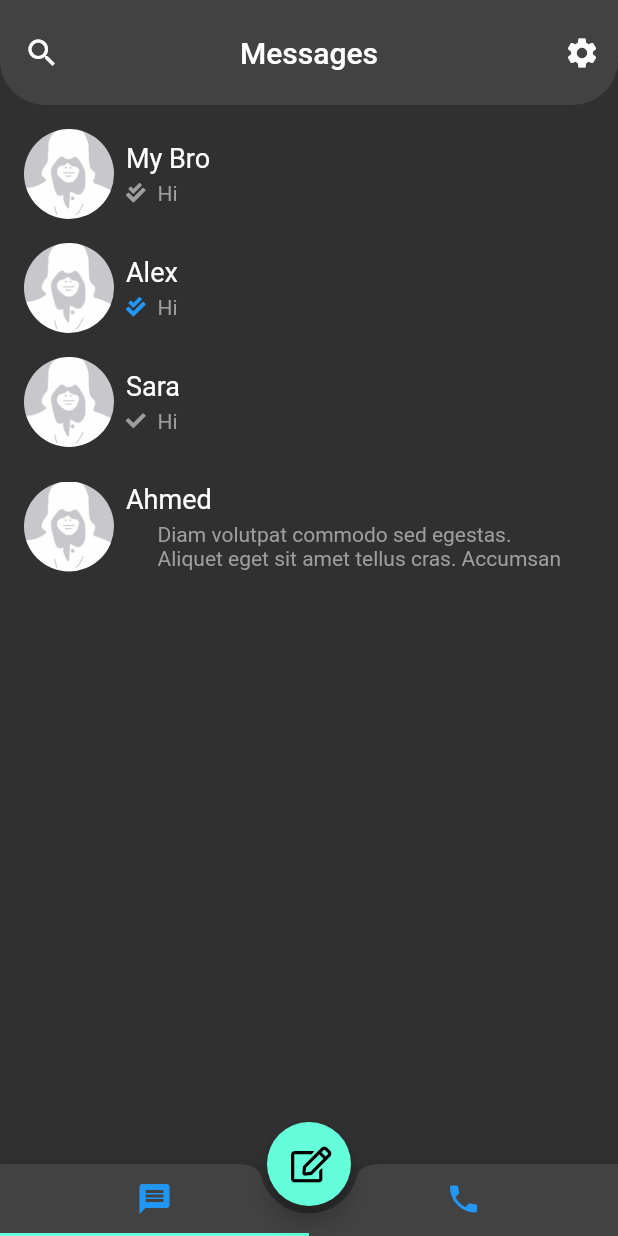
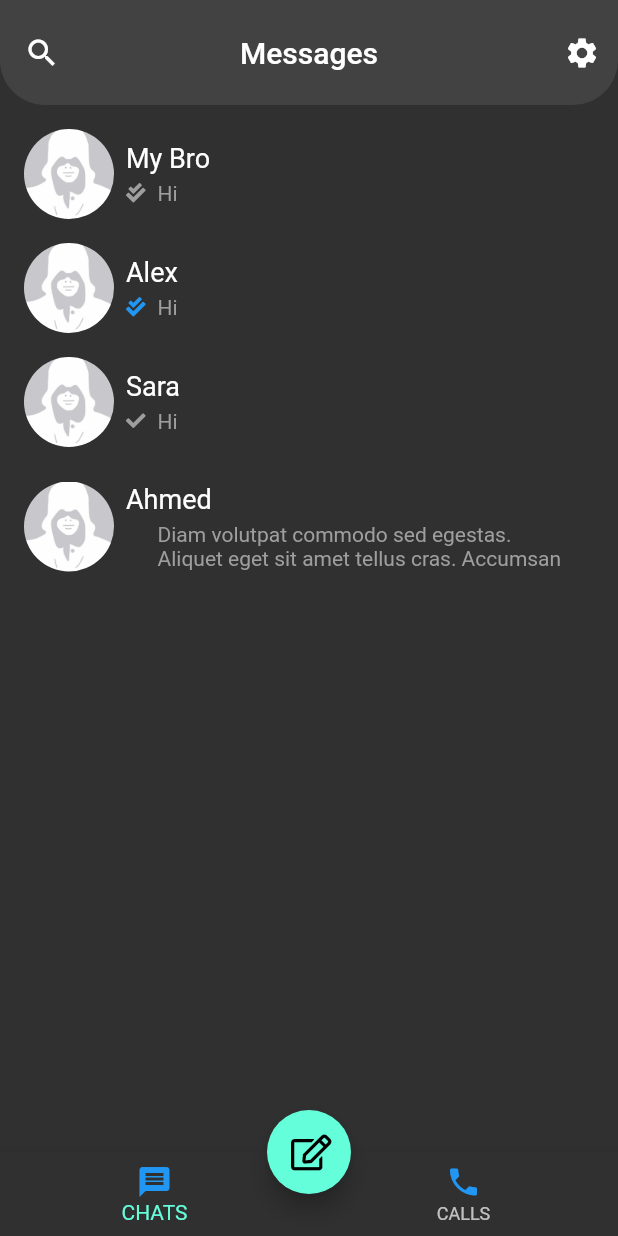
Before and after one commit to abdelazizrashed/Howdy-Encrypted-Messaging, a Flutter app: the HomePage screen opened by its route, on a phone screen of 412 x 824 dp. Run offline on Flutter 3.47's test engine with Material 2 defaults, Android fonts, the phone set to English and light mode, and no system bars; our stand-ins replace cloud_firestore, file_picker, firebase_auth, firebase_core, firebase_storage, fluttericon and 5 more; accounts and stored records are empty.

Commit message:
Fix home page PageView

```diff
--- a/lib/features/chats/ui/pages/home_page.dart
+++ b/lib/features/chats/ui/pages/home_page.dart
@@ -17,6 +17,9 @@ class HomePage extends StatefulWidget {
 class _HomePageState extends State<HomePage> {
   String appBarTitle = "Messages";
   IconData addIcon = FontAwesome5.edit;
+  int _page = 0;
+  late PageController pageController = PageController(initialPage: _page);
+
   @override
   Widget build(BuildContext context) {
     return DefaultTabController(
@@ -48,16 +51,13 @@ class _HomePageState extends State<HomePage> {
             ),
           ],
         ),
-        body: const TabBarView(
-          children: [
-            ChatsPage(),
-            CallsPage(),
-          ],
-        ),
-        bottomNavigationBar: BottomAppBar(
-          child: TabBar(
-            onTap: (tabIndex) {
-              switch (tabIndex) {
+        body: PageView(
+          controller: pageController,
+          onPageChanged: (newPage) {
+            setState(() {
+              _page = newPage;
+            });
+            switch (newPage) {
               case 0:
                 setState(() {
                   appBarTitle = "Messages";
@@ -72,23 +72,34 @@ class _HomePageState extends State<HomePage> {
                 break;
             }
           },
-            tabs: const [
-              Tab(
-                child: Icon(
+          children: const [
+            ChatsPage(),
+            CallsPage(),
+          ],
+        ),
+        bottomNavigationBar: BottomNavigationBar(
+          currentIndex: _page,
+          items: const [
+            BottomNavigationBarItem(
+              label: "CHATS",
+              icon: Icon(
                 Icons.message,
                 color: Colors.blue,
               ),
             ),
-              Tab(
-                child: Icon(
+            BottomNavigationBarItem(
+              label: "CALLS",
+              icon: Icon(
                 Icons.phone,
                 color: Colors.blue,
               ),
             ),
           ],
-          ),
-          shape: const CircularNotchedRectangle(),
-          notchMargin: 5.0,
+          onTap: (tabIndex) {
+            pageController.animateToPage(tabIndex,
+                duration: const Duration(milliseconds: 500),
+                curve: Curves.easeInOut);
+          },
         ),
         floatingActionButtonLocation: FloatingActionButtonLocation.centerDocked,
         floatingActionButton: FloatingActionButton(
```
Lines whose indentation alone changed are shown as unchanged.
